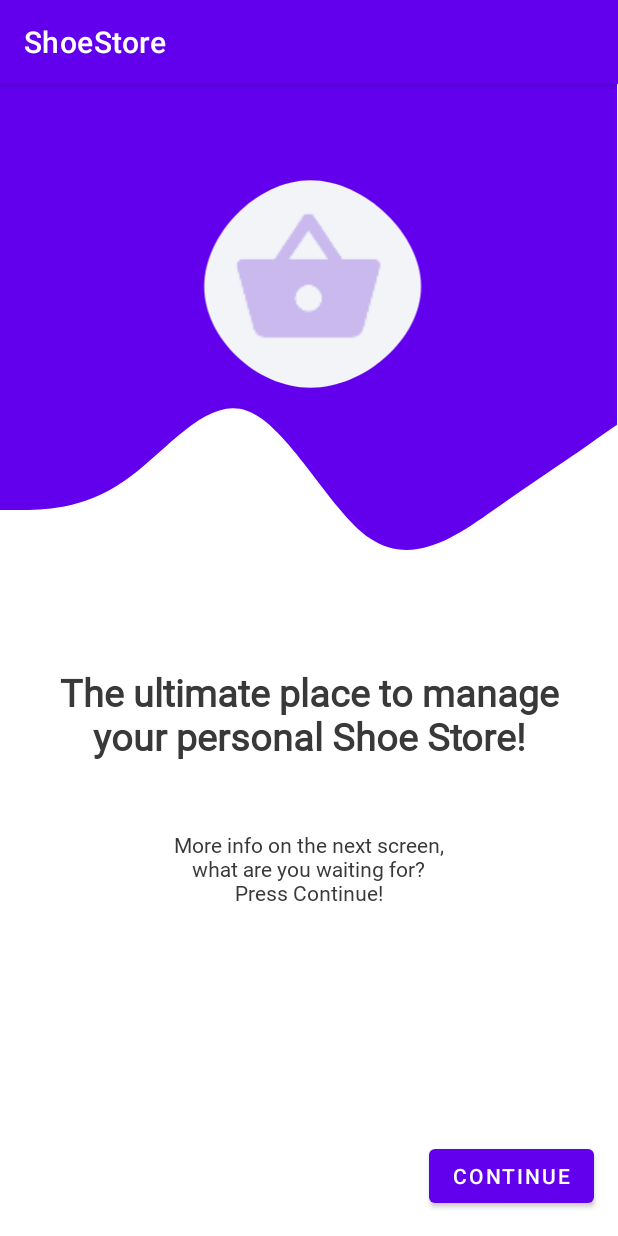
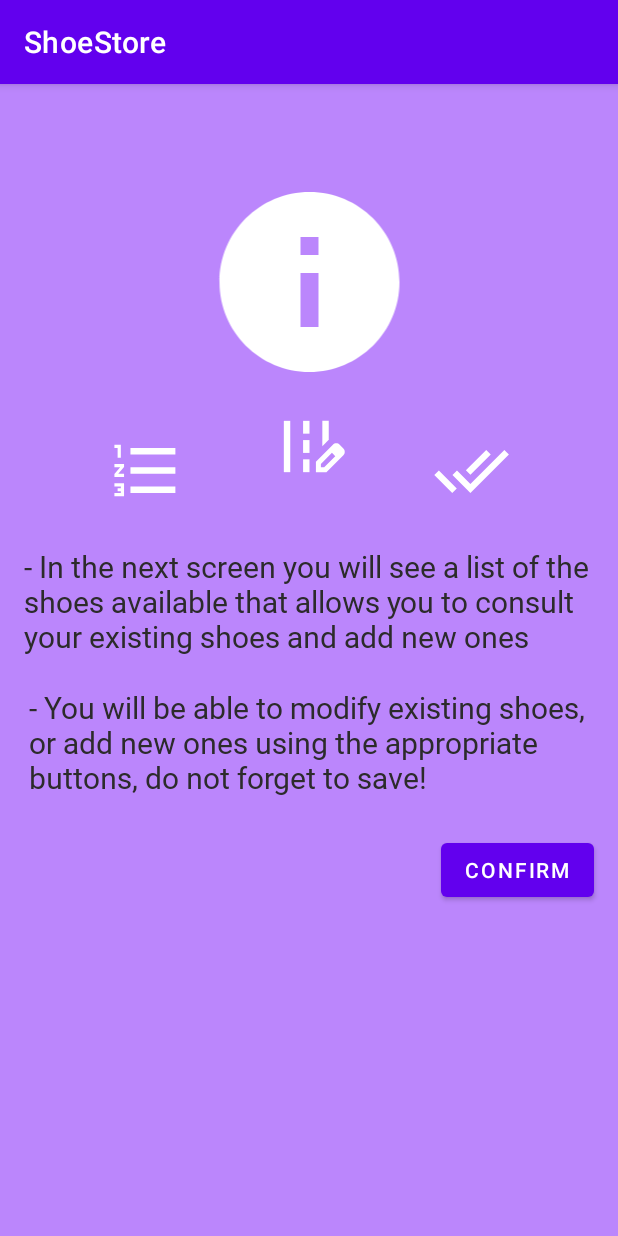
Before and after one commit to andreabertanzon/ShoeStore, an Android app: the WelcomeFragment screen opened through its navigation route, after a tap on "CONTINUE", on a phone screen of 412 x 824 dp. Run offline under Robolectric (Android 15) with nearby library versions, the phone set to English and light mode, and no system bars; our stand-ins replace data binding; Roboto replaces fonts that are not available here.

Commit message:
New fragment_shoe_listing.xml added
Added fragment_shoe_listing.xml and finished InstructionsFragment.kt.
Removed InformationFragment.kt since its naming is not correct

```diff
--- /dev/null
+++ b/app/src/main/java/com/abcode/shoestore/models/Shoes.kt
@@ -0,0 +1,8 @@
+package com.abcode.shoestore.models
+
+data class Shoes(
+    var name: String,
+    var company: String,
+    var size: Int,
+    var description: String
+)
--- a/app/src/main/java/com/abcode/shoestore/screens/instructions/InformationFragment.kt
+++ /dev/null
@@ -1,25 +0,0 @@
-package com.abcode.shoestore.screens.instructions
-
-import android.os.Bundle
-import androidx.fragment.app.Fragment
-import android.view.LayoutInflater
-import android.view.View
-import android.view.ViewGroup
-import androidx.databinding.DataBindingUtil
-import com.abcode.shoestore.R
-import com.abcode.shoestore.databinding.FragmentInformationBinding
-
-class InformationFragment : Fragment() {
-
-
-    override fun onCreateView(
-        inflater: LayoutInflater, container: ViewGroup?,
-        savedInstanceState: Bundle?
-    ): View? {
-        // Inflate the layout for this fragment
-        val binding : FragmentInformationBinding = DataBindingUtil.inflate(inflater, R.layout.fragment_login, container, false)
-
-        return binding.root
-    }
-
-}
--- /dev/null
+++ b/app/src/main/java/com/abcode/shoestore/screens/instructions/InstructionsFragment.kt
@@ -0,0 +1,60 @@
+package com.abcode.shoestore.screens.instructions
+
+import android.os.Bundle
+import androidx.fragment.app.Fragment
+import android.view.LayoutInflater
+import android.view.View
+import android.view.ViewGroup
+import com.abcode.shoestore.R
+
+// TODO: Rename parameter arguments, choose names that match
+// the fragment initialization parameters, e.g. ARG_ITEM_NUMBER
+private const val ARG_PARAM1 = "param1"
+private const val ARG_PARAM2 = "param2"
+
+/**
+ * A simple [Fragment] subclass.
+ * Use the [InstructionsFragment.newInstance] factory method to
+ * create an instance of this fragment.
+ */
+class InstructionsFragment : Fragment() {
+    // TODO: Rename and change types of parameters
+    private var param1: String? = null
+    private var param2: String? = null
+
+    override fun onCreate(savedInstanceState: Bundle?) {
+        super.onCreate(savedInstanceState)
+        arguments?.let {
+            param1 = it.getString(ARG_PARAM1)
+            param2 = it.getString(ARG_PARAM2)
+        }
+    }
+
+    override fun onCreateView(
+        inflater: LayoutInflater, container: ViewGroup?,
+        savedInstanceState: Bundle?
+    ): View? {
+        // Inflate the layout for this fragment
+        return inflater.inflate(R.layout.fragment_instructions, container, false)
+    }
+
+    companion object {
+        /**
+         * Use this factory method to create a new instance of
+         * this fragment using the provided parameters.
+         *
+         * @param param1 Parameter 1.
+         * @param param2 Parameter 2.
+         * @return A new instance of fragment InstructionsFragment.
+         */
+        // TODO: Rename and change types and number of parameters
+        @JvmStatic
+        fun newInstance(param1: String, param2: String) =
+            InstructionsFragment().apply {
+                arguments = Bundle().apply {
+                    putString(ARG_PARAM1, param1)
+                    putString(ARG_PARAM2, param2)
+                }
+            }
+    }
+}
--- /dev/null
+++ b/app/src/main/java/com/abcode/shoestore/screens/shoelisting/ShoeListingFragment.kt
@@ -0,0 +1,28 @@
+package com.abcode.shoestore.screens.shoelisting
+
+import android.os.Bundle
+import androidx.fragment.app.Fragment
+import android.view.LayoutInflater
+import android.view.View
+import android.view.ViewGroup
+import androidx.databinding.DataBindingUtil
+import androidx.lifecycle.ViewModelProvider
+import com.abcode.shoestore.R
+import com.abcode.shoestore.databinding.FragmentShoeListingBinding
+
+class ShoeListingFragment : Fragment() {
+
+    private lateinit var viewModel : ShoeListingViewModel
+
+    override fun onCreateView(
+        inflater: LayoutInflater, container: ViewGroup?,
+        savedInstanceState: Bundle?
+    ): View {
+        // Inflate the layout for this fragment
+        val binding : FragmentShoeListingBinding = DataBindingUtil.inflate(inflater, R.layout.fragment_shoe_listing, container, false)
+
+        viewModel = ViewModelProvider(this).get(ShoeListingViewModel::class.java)
+
+        return binding.root
+    }
+}
--- /dev/null
+++ b/app/src/main/java/com/abcode/shoestore/screens/shoelisting/ShoeListingViewModel.kt
@@ -0,0 +1,17 @@
+package com.abcode.shoestore.screens.shoelisting
+
+import androidx.lifecycle.LiveData
+import androidx.lifecycle.MutableLiveData
+import androidx.lifecycle.ViewModel
+import com.abcode.shoestore.models.Shoes
+
+class ShoeListingViewModel : ViewModel() {
+
+    private val _shoesList = MutableLiveData<MutableList<Shoes>>()
+    val shoesList: LiveData<MutableList<Shoes>>
+        get() = _shoesList
+
+    init {
+        _shoesList.value = mutableListOf()
+    }
+}
--- a/app/src/main/java/com/abcode/shoestore/screens/welcome/WelcomeFragment.kt
+++ b/app/src/main/java/com/abcode/shoestore/screens/welcome/WelcomeFragment.kt
@@ -8,8 +8,10 @@ import android.view.ViewGroup
 import android.widget.Toast
 import androidx.databinding.DataBindingUtil
 import androidx.lifecycle.ViewModelProvider
+import androidx.navigation.fragment.NavHostFragment
 import com.abcode.shoestore.R
 import com.abcode.shoestore.databinding.FragmentWelcomeBinding
+import com.abcode.shoestore.screens.login.LoginFragmentDirections
 
 class WelcomeFragment : Fragment() {
 
@@ -26,7 +28,8 @@ class WelcomeFragment : Fragment() {
         viewModel = ViewModelProvider(this).get(WelcomeViewModel::class.java)
 
         binding.nextButton.setOnClickListener{
-            Toast.makeText(context, "Coming soon", Toast.LENGTH_SHORT).show()
+            val action = WelcomeFragmentDirections.actionWelcomeFragmentToInstructionsFragment()
+            NavHostFragment.findNavController(this).navigate(action)
         }
 
         return binding.root
--- /dev/null
+++ b/app/src/main/res/drawable/ic_baseline_done_all_24.xml
@@ -0,0 +1,5 @@
+<vector android:height="24dp" android:tint="#FFFFFF"
+    android:viewportHeight="24" android:viewportWidth="24"
+    android:width="24dp" xmlns:android="http://schemas.android.com/apk/res/android">
+    <path android:fillColor="@android:color/white" android:pathData="M18,7l-1.41,-1.41 -6.34,6.34 1.41,1.41L18,7zM22.24,5.59L11.66,16.17 7.48,12l-1.41,1.41L11.66,19l12,-12 -1.42,-1.41zM0.41,13.41L6,19l1.41,-1.41L1.83,12 0.41,13.41z"/>
+</vector>
--- /dev/null
+++ b/app/src/main/res/drawable/ic_baseline_edit_road_24.xml
@@ -0,0 +1,10 @@
+<vector android:height="24dp" android:tint="#FFFFFF"
+    android:viewportHeight="24" android:viewportWidth="24"
+    android:width="24dp" xmlns:android="http://schemas.android.com/apk/res/android">
+    <path android:fillColor="@android:color/white" android:pathData="M18,4l-2,0l0,7.9l2,-2z"/>
+    <path android:fillColor="@android:color/white" android:pathData="M4,4h2v16h-2z"/>
+    <path android:fillColor="@android:color/white" android:pathData="M10,4h2v4h-2z"/>
+    <path android:fillColor="@android:color/white" android:pathData="M10,10h2v4h-2z"/>
+    <path android:fillColor="@android:color/white" android:pathData="M10,16h2v4h-2z"/>
+    <path android:fillColor="@android:color/white" android:pathData="M22.56,12.59l-1.15,-1.15c-0.59,-0.59 -1.54,-0.59 -2.12,0L14,16.73V20h3.27l5.29,-5.29C23.15,14.12 23.15,13.17 22.56,12.59zM16.58,18.45h-1.03v-1.03L19,13.97L20.03,15L16.58,18.45z"/>
+</vector>
--- /dev/null
+++ b/app/src/main/res/drawable/ic_baseline_format_list_numbered_24.xml
@@ -0,0 +1,5 @@
+<vector android:height="24dp" android:tint="#FFFFFF"
+    android:viewportHeight="24" android:viewportWidth="24"
+    android:width="24dp" xmlns:android="http://schemas.android.com/apk/res/android">
+    <path android:fillColor="@android:color/white" android:pathData="M2,17h2v0.5L3,17.5v1h1v0.5L2,19v1h3v-4L2,16v1zM3,8h1L4,4L2,4v1h1v3zM2,11h1.8L2,13.1v0.9h3v-1L3.2,13L5,10.9L5,10L2,10v1zM7,5v2h14L21,5L7,5zM7,19h14v-2L7,17v2zM7,13h14v-2L7,11v2z"/>
+</vector>
--- /dev/null
+++ b/app/src/main/res/drawable/ic_baseline_info_24.xml
@@ -0,0 +1,10 @@
+<vector xmlns:android="http://schemas.android.com/apk/res/android"
+    android:width="24dp"
+    android:height="24dp"
+    android:tint="@color/white"
+    android:viewportWidth="24"
+    android:viewportHeight="24">
+    <path
+        android:fillColor="@color/purple_500"
+        android:pathData="M12,2C6.48,2 2,6.48 2,12s4.48,10 10,10 10,-4.48 10,-10S17.52,2 12,2zM13,17h-2v-6h2v6zM13,9h-2L11,7h2v2z" />
+</vector>
--- /dev/null
+++ b/app/src/main/res/layout/fragment_instructions.xml
@@ -0,0 +1,94 @@
+<?xml version="1.0" encoding="utf-8"?>
+<layout xmlns:android="http://schemas.android.com/apk/res/android"
+    xmlns:app="http://schemas.android.com/apk/res-auto"
+    xmlns:tools="http://schemas.android.com/tools">
+
+    <androidx.constraintlayout.widget.ConstraintLayout
+        android:layout_width="match_parent"
+        android:layout_height="match_parent"
+        android:background="@color/purple_200"
+        android:backgroundTint="@color/purple_200">
+
+        <ImageView
+            android:id="@+id/imageView2"
+            android:layout_width="155dp"
+            android:layout_height="144dp"
+            android:layout_marginTop="60dp"
+            android:src="@drawable/ic_baseline_info_24"
+            app:layout_constraintEnd_toEndOf="parent"
+            app:layout_constraintStart_toStartOf="parent"
+            app:layout_constraintTop_toTopOf="parent"
+            tools:ignore="ImageContrastCheck" />
+
+        <TextView
+            android:id="@+id/first_info_text"
+            android:layout_width="0dp"
+            android:layout_height="wrap_content"
+            android:layout_marginStart="16dp"
+            android:layout_marginTop="104dp"
+            android:layout_marginEnd="16dp"
+            android:fontFamily="@font/roboto"
+            android:text="@string/first_info_text"
+            android:textColor="@color/black"
+            android:textSize="20sp"
+            app:layout_constraintEnd_toEndOf="parent"
+            app:layout_constraintHorizontal_bias="0.0"
+            app:layout_constraintStart_toStartOf="parent"
+            app:layout_constraintTop_toBottomOf="@+id/imageView2" />
+
+        <TextView
+            android:id="@+id/second_info_text"
+            android:layout_width="0dp"
+            android:layout_height="wrap_content"
+            android:layout_marginStart="19dp"
+            android:layout_marginTop="20dp"
+            android:layout_marginEnd="16dp"
+            android:fontFamily="@font/roboto"
+            android:text="@string/second_info_text"
+            android:textColor="@color/black"
+            android:textSize="20sp"
+            app:layout_constraintEnd_toEndOf="parent"
+            app:layout_constraintHorizontal_bias="0.0"
+            app:layout_constraintStart_toStartOf="parent"
+            app:layout_constraintTop_toBottomOf="@+id/first_info_text" />
+
+        <ImageView
+            android:id="@+id/imageView3"
+            android:layout_width="59dp"
+            android:layout_height="51dp"
+            android:layout_marginStart="68dp"
+            android:src="@drawable/ic_baseline_format_list_numbered_24"
+            app:layout_constraintBottom_toBottomOf="@+id/imageView5"
+            app:layout_constraintStart_toStartOf="parent" />
+
+        <ImageView
+            android:id="@+id/imageView4"
+            android:layout_width="59dp"
+            android:layout_height="51dp"
+            android:layout_marginTop="12dp"
+            android:src="@drawable/ic_baseline_edit_road_24"
+            app:layout_constraintEnd_toStartOf="@+id/imageView5"
+            app:layout_constraintStart_toEndOf="@+id/imageView3"
+            app:layout_constraintTop_toBottomOf="@+id/imageView2" />
+
+        <ImageView
+            android:id="@+id/imageView5"
+            android:layout_width="59dp"
+            android:layout_height="51dp"
+            android:layout_marginTop="28dp"
+            android:layout_marginEnd="68dp"
+            android:src="@drawable/ic_baseline_done_all_24"
+            app:layout_constraintEnd_toEndOf="parent"
+            app:layout_constraintTop_toBottomOf="@+id/imageView2" />
+
+        <Button
+            android:id="@+id/confirm_button"
+            android:layout_width="wrap_content"
+            android:layout_height="wrap_content"
+            android:layout_marginTop="24dp"
+            android:layout_marginEnd="16dp"
+            android:text="@string/confirm_button_text"
+            app:layout_constraintEnd_toEndOf="parent"
+            app:layout_constraintTop_toBottomOf="@+id/second_info_text" />
+    </androidx.constraintlayout.widget.ConstraintLayout>
+</layout>
--- a/app/src/main/res/layout/fragment_information.xml
+++ b/app/src/main/res/layout/fragment_shoe_listing.xml
@@ -6,7 +6,7 @@
     <FrameLayout
         android:layout_width="match_parent"
         android:layout_height="match_parent"
-        tools:context=".screens.instructions.InformationFragment">
+        tools:context=".screens.shoelisting.ShoeListingFragment">
 
         <!-- TODO: Update blank fragment layout -->
         <TextView
--- a/app/src/main/res/navigation/nav_graph.xml
+++ b/app/src/main/res/navigation/nav_graph.xml
@@ -1,6 +1,7 @@
 <?xml version="1.0" encoding="utf-8"?>
 <navigation xmlns:android="http://schemas.android.com/apk/res/android"
     xmlns:app="http://schemas.android.com/apk/res-auto"
+    xmlns:tools="http://schemas.android.com/tools"
     android:id="@+id/nav_graph.xml"
     app:startDestination="@id/loginFragment">
 
@@ -15,5 +16,14 @@
     <fragment
         android:id="@+id/welcomeFragment"
         android:name="com.abcode.shoestore.screens.welcome.WelcomeFragment"
-        android:label="WelcomeFragment" />
+        android:label="WelcomeFragment" >
+        <action
+            android:id="@+id/action_welcomeFragment_to_instructionsFragment"
+            app:destination="@id/instructionsFragment" />
+    </fragment>
+    <fragment
+        android:id="@+id/instructionsFragment"
+        android:name="com.abcode.shoestore.screens.instructions.InstructionsFragment"
+        android:label="fragment_instructions"
+        tools:layout="@layout/fragment_instructions" />
 </navigation>
--- a/app/src/main/res/values/strings.xml
+++ b/app/src/main/res/values/strings.xml
@@ -12,4 +12,7 @@
     <string name="next_button">Continue</string>
     <string name="welcome_info_text">More info on the next screen,\nwhat are you waiting for?\nPress Continue!</string>
     <string name="logo_welcome_text">Logo</string>
+    <string name="first_info_text">- In the next screen you will see a list of the shoes available that allows you to consult your existing shoes and add new ones</string>
+    <string name="second_info_text">- You will be able to modify existing shoes, or add new ones using the appropriate buttons, do not forget to save!</string>
+    <string name="confirm_button_text">Confirm</string>
 </resources>
```
